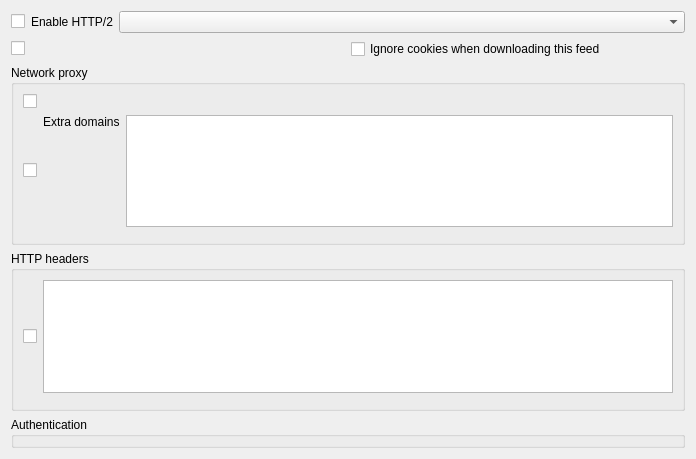
Old version of the form src/librssguard-standard/src/gui/standardfeednetworkdetails.ui in the repository martinrotter/rssguard.
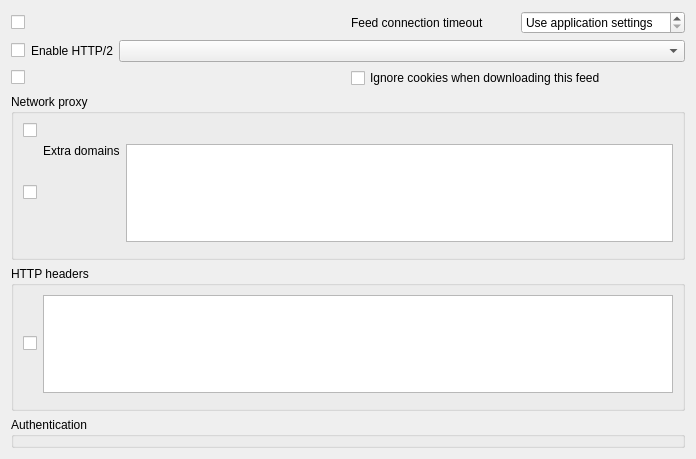
New version of the form. Custom widgets are drawn as their Qt base class.

What changed in the file:
```diff
--- a/src/librssguard-standard/src/gui/standardfeednetworkdetails.ui
+++ b/src/librssguard-standard/src/gui/standardfeednetworkdetails.ui
@@ -14,6 +14,55 @@
    <string>Form</string>
   </property>
   <layout class="QVBoxLayout" name="verticalLayout">
+   <item>
+    <layout class="QHBoxLayout" name="horizontalLayout_10">
+     <item>
+      <widget class="MultiFeedEditCheckBox" name="m_mcbUpdateTimeout"/>
+     </item>
+     <item>
+      <layout class="QGridLayout" name="gridLayout_4">
+       <item row="0" column="0">
+        <widget class="QLabel" name="m_lblUpdateTimeout">
+         <property name="text">
+          <string>Feed connection timeout</string>
+         </property>
+         <property name="buddy">
+          <cstring>m_spinUpdateTimeout</cstring>
+         </property>
+        </widget>
+       </item>
+       <item row="0" column="1">
+        <widget class="QSpinBox" name="m_spinUpdateTimeout">
+         <property name="minimumSize">
+          <size>
+           <width>150</width>
+           <height>0</height>
+          </size>
+         </property>
+         <property name="toolTip">
+          <string>Connection timeout reserved for downloading this feed. Set to 0 to use the application-wide timeout.</string>
+         </property>
+         <property name="specialValueText">
+          <string>Use application settings</string>
+         </property>
+         <property name="suffix">
+          <string> ms</string>
+         </property>
+         <property name="minimum">
+          <number>0</number>
+         </property>
+         <property name="maximum">
+          <number>120000</number>
+         </property>
+         <property name="singleStep">
+          <number>100</number>
+         </property>
+        </widget>
+       </item>
+      </layout>
+     </item>
+    </layout>
+   </item>
    <item>
     <layout class="QHBoxLayout" name="horizontalLayout_8">
      <item>
```
Left out of the diff: 2 changed lines with no effect on the pictures.
